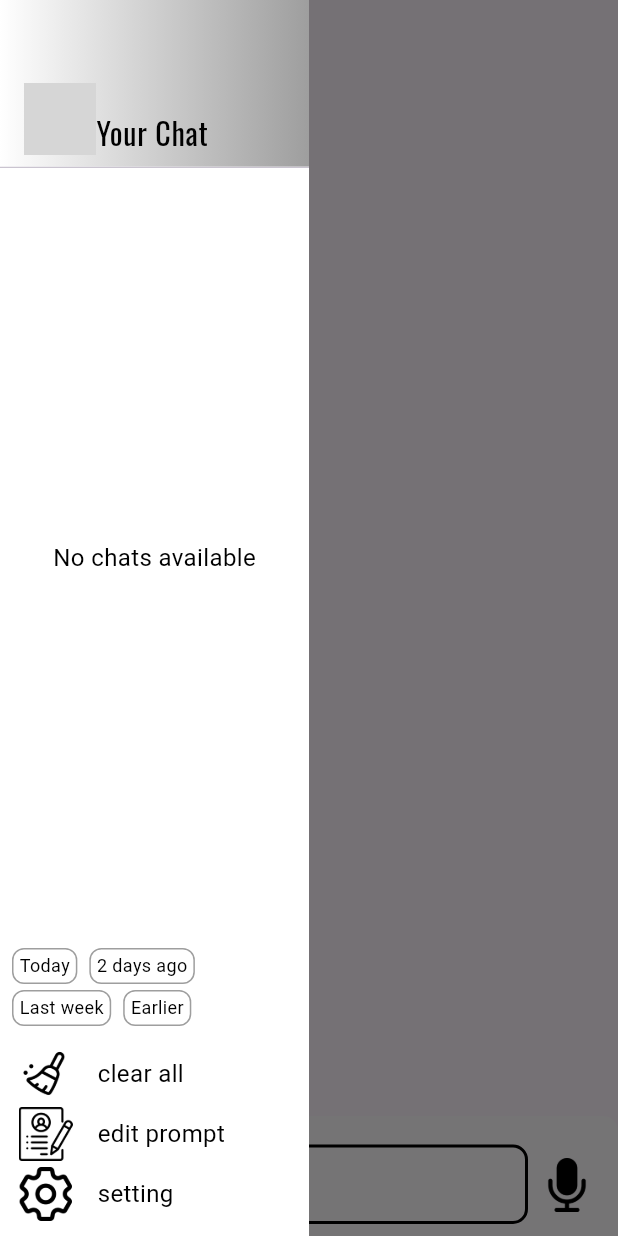
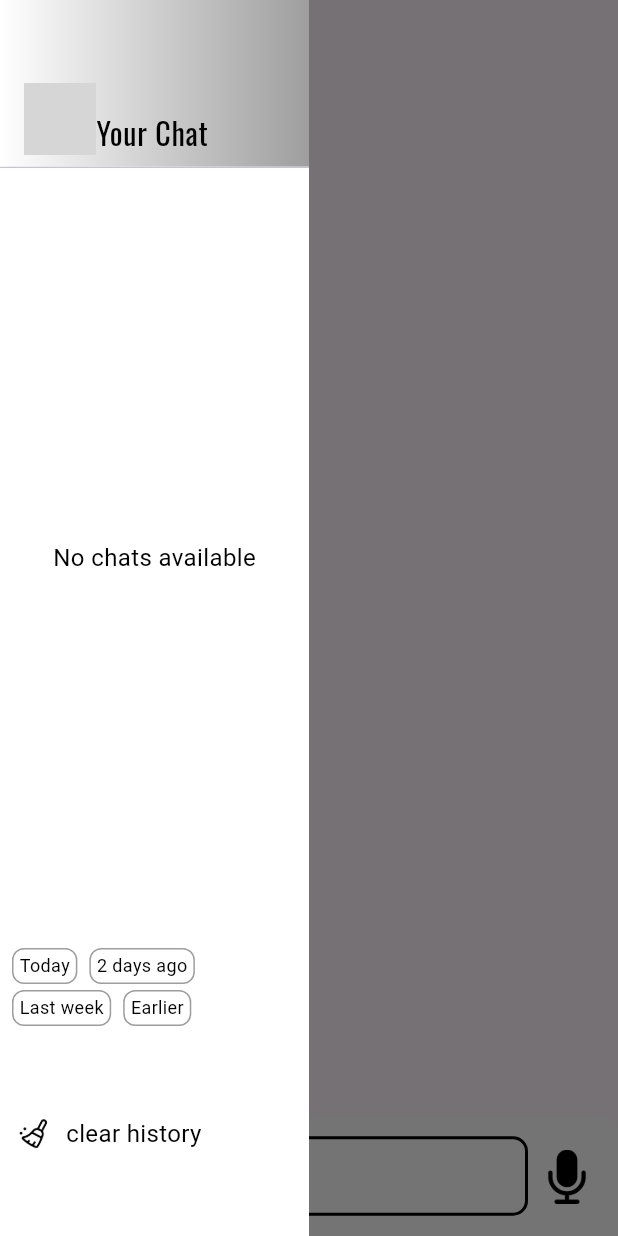
Before and after one commit to Aethey/flutter_gpt_chat_demo, a Flutter app: the screen it shows after launch, with the side drawer open, on a phone screen of 412 x 824 dp. Run offline on Flutter 3.47's test engine with Material 3 defaults, Android fonts, the phone set to English and light mode, and no system bars; our stand-ins replace cloud_firestore, dio, firebase_auth, firebase_core, fluro, flutter_dotenv and 12 more; missing offline and left inert: dart:ffi, markdown; accounts and stored records are empty; generated files the repository leaves out were written again; grey boxes are pictures that could not be loaded.

Commit message:
update some style code

```diff
--- a/lib/view/chat/chat_page.dart
+++ b/lib/view/chat/chat_page.dart
@@ -127,8 +127,8 @@ class _ChatPageState extends ConsumerState<ChatPage> {
                         child: BackdropFilter(
                             filter: ImageFilter.blur(sigmaX: 5.0, sigmaY: 5.0),
                             child: Container(
-                              padding: const EdgeInsets.only(left: 16),
-                              height: 80,
+                              padding: const EdgeInsets.only(left: 8),
+                              height: 50,
                               child: Row(
                                 mainAxisAlignment:
                                     MainAxisAlignment.spaceBetween,
@@ -139,15 +139,15 @@ class _ChatPageState extends ConsumerState<ChatPage> {
                                     child: Row(
                                       children: [
                                         Image.asset(
-                                          'assets/icons/chatbot.png',
-                                          width: 40, // Image width
-                                          height: 40, // Image height
+                                          'assets/icons/robot1.png',
+                                          width: 45, // Image width
+                                          height: 45, // Image height
                                           fit: BoxFit.cover, // Cover fit
                                           key: const ValueKey('text'),
                                         ),
-                                        const SizedBox(width: 12),
+                                        const SizedBox(width: 4),
                                         Text(
-                                          chatSession.title ?? "new chat",
+                                          chatSession.title ?? "New Chat",
                                           style: const TextStyle(
                                               color: Colors.black),
                                         ),
--- a/lib/view/chat/components/chat_session_list.dart
+++ b/lib/view/chat/components/chat_session_list.dart
@@ -116,9 +116,9 @@ class ChatSessionListState extends ConsumerState<ChatSessionList> {
                 ),
                 _buildMenuItem('assets/icons/broom.png', () {
                   ref.read(sessionListProvider.notifier).clearSessions();
-                }, "clear all"),
-                _buildMenuItem('assets/icons/resume.png', () {}, "edit prompt"),
-                _buildMenuItem('assets/icons/setting.png', () {}, "setting"),
+                }, "clear history"),
+                // _buildMenuItem('assets/icons/resume.png', () {}, "edit prompt"),
+                // _buildMenuItem('assets/icons/setting.png', () {}, "setting"),
               ],
             ),
           )
@@ -134,12 +134,12 @@ class ChatSessionListState extends ConsumerState<ChatSessionList> {
       child: Row(
         children: [
           SizedBox(
-            height: 36,
+            height: 24,
             child: GestureDetector(
               onTap: onItemClick,
               child: SizedBox(
                 height: 10,
-                width: 45,
+                width: 30,
                 child: Image.asset(
                   iconPath,
                   fit: BoxFit.contain, // Cover fit
@@ -148,7 +148,7 @@ class ChatSessionListState extends ConsumerState<ChatSessionList> {
             ),
           ),
           const SizedBox(
-            width: 12,
+            width: 6,
           ),
           Text(
             title,
--- a/lib/view/chat/components/custom_text_field.dart
+++ b/lib/view/chat/components/custom_text_field.dart
@@ -18,11 +18,7 @@ class CustomTextField extends StatelessWidget {
               transitionBuilder: (Widget child, Animation<double> animation) {
                 return ScaleTransition(scale: animation, child: child);
               },
-            child: () {
-              switch (buttonType) {
-                case 0:
-                case 1:
-                  return TextField(
+              child: TextField(
                 onTapOutside: (event) {
                   FocusManager.instance.primaryFocus?.unfocus();
                 },
@@ -45,22 +41,7 @@ class CustomTextField extends StatelessWidget {
                           const BorderSide(color: Colors.black, width: 2.0),
                     ),
                     hintText: "Message"),
-                  );
-                // case 0:
-                // case 1:
-                case 2:
-                  return Center(
-                    child: SizedBox(
-                      height: 40,
-                      child: LoadingAnimationWidget.horizontalRotatingDots(
-                        color: Colors.black,
-                        size: 120,
-                      ),
-                    ),
-                  );
-              }
-            }(),
-          );
+              ));
         });
     //
     //
--- a/lib/view/chat/components/input_section.dart
+++ b/lib/view/chat/components/input_section.dart
@@ -1,5 +1,6 @@
 import 'dart:ui';
 import 'package:flutter/material.dart';
+import 'package:loading_animation_widget/loading_animation_widget.dart';
 import 'package:ry_chat/view/chat/components/toggle_button.dart';
 import 'custom_text_field.dart';
 
@@ -30,7 +31,40 @@ class InputSection extends StatelessWidget {
             color: Colors.white
                 .withOpacity(0.6), // Semi-transparent white background
             padding: const EdgeInsets.all(8.0),
-          child: Row(
+            child: ValueListenableBuilder<int>(
+                valueListenable: buttonType,
+                builder: (context, buttonType, child) {
+                  return AnimatedSwitcher(
+                      duration: const Duration(milliseconds: 500),
+                      transitionBuilder:
+                          (Widget child, Animation<double> animation) {
+                        return ScaleTransition(scale: animation, child: child);
+                      },
+                      child: () {
+                        switch (buttonType) {
+                          case 0:
+                          case 1:
+                            return _buildBottomWidget();
+                          case 2:
+                            return Center(
+                              child: SizedBox(
+                                height: 25,
+                                child: LoadingAnimationWidget.waveDots(
+                                  color: Colors.black,
+                                  size: 60,
+                                ),
+                              ),
+                            );
+                        }
+                        return Container();
+                      }());
+                })),
+      ),
+    );
+  }
+
+  Widget _buildBottomWidget() {
+    return Row(
       crossAxisAlignment: CrossAxisAlignment.end,
       children: [
         const MenuButton(),
@@ -45,9 +79,6 @@ class InputSection extends StatelessWidget {
           onSendMessage: onSendMessage,
         ),
       ],
-          ),
-        ),
-      ),
     );
   }
 }
```
Also changed, not shown: assets/icons/chatbot2.png (added), assets/icons/prompt2.png (added), assets/icons/robot1.png (added), assets/icons/robot2.png (added), 4 other files. Lines whose indentation alone changed are shown as unchanged.
